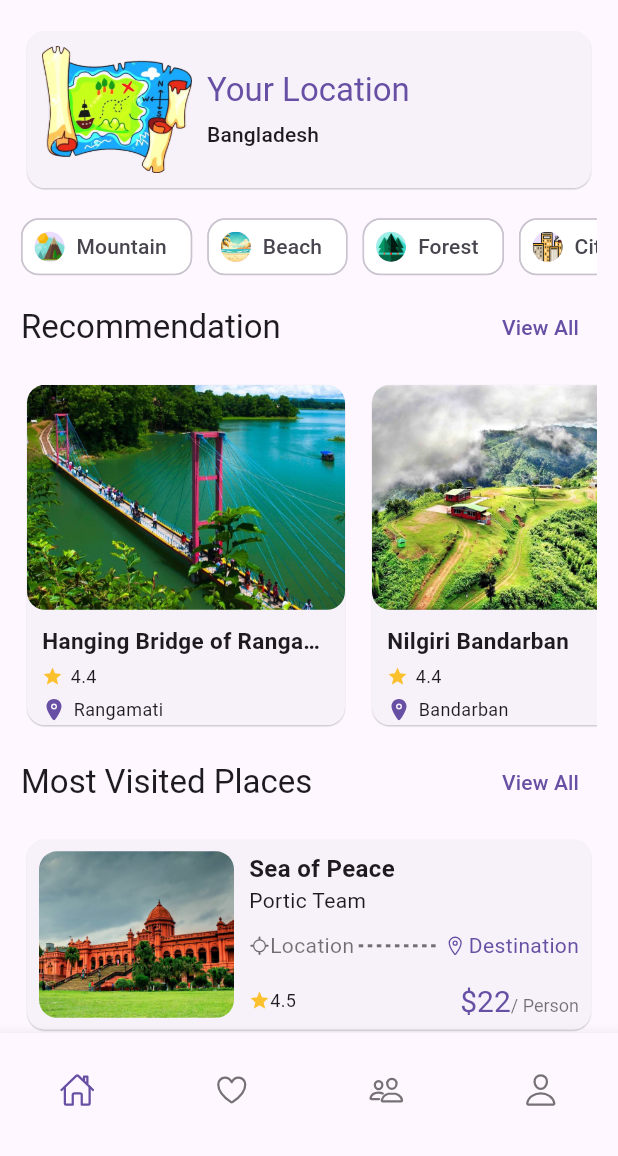
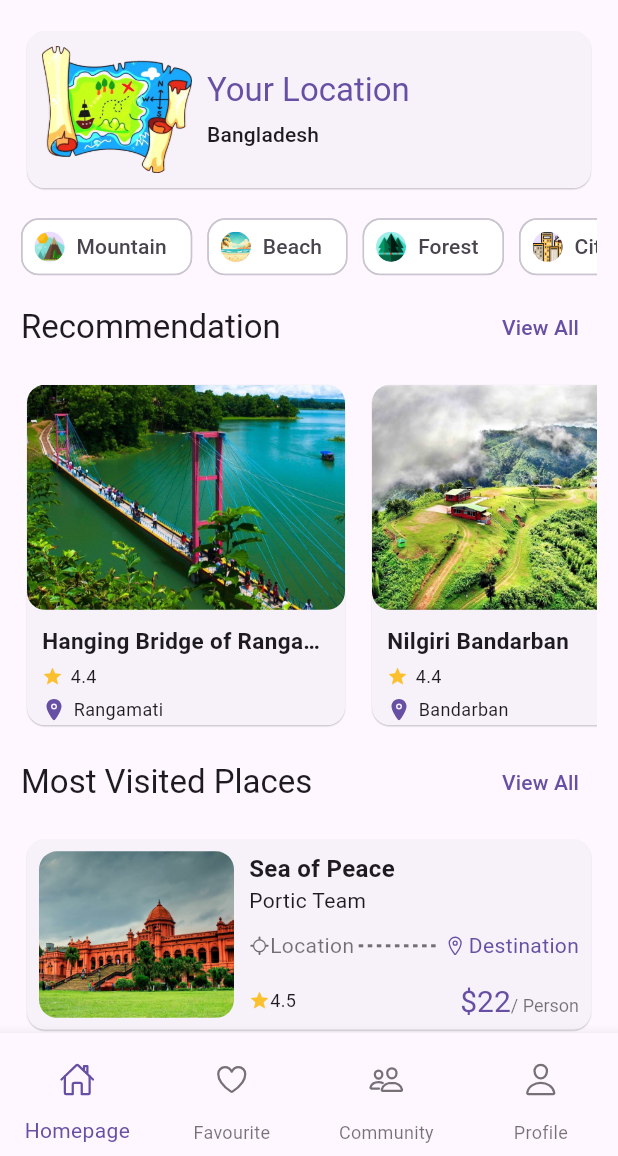
Before and after one commit to Subah-Zarin/Roamers_, a Flutter app: the HomePage screen opened by its route, on a phone screen of 412 x 824 dp, the part 80-1236 px from its top. Run offline on Flutter 3.47's test engine with Material 3 defaults, Android fonts, the light colour scheme and no system bars; our stand-ins replace firebase_core, get, ionicons; accounts and stored records are empty.

Commit message:
edit in homepage

```diff
--- a/lib/homepage/homepage.dart
+++ b/lib/homepage/homepage.dart
@@ -79,8 +79,6 @@ class HomePage extends StatelessWidget {
       ),
       bottomNavigationBar: BottomNavigationBar(
         type: BottomNavigationBarType.fixed,
-        showSelectedLabels: false,
-        showUnselectedLabels: false,
         items: [
           BottomNavigationBarItem(
             icon: IconButton(
@@ -89,34 +87,34 @@ class HomePage extends StatelessWidget {
                 Navigator.pushNamed(context, 'homepage');
               },
             ),
-            label: "homepage",
+            label: "Homepage",
           ),
           BottomNavigationBarItem(
             icon: IconButton(
               icon: Icon(Ionicons.heart_outline),
               onPressed: () {
-                Navigator.pushNamed(context, 'bookmark');
+                Navigator.pushNamed(context, 'Favourite');
               },
             ),
-            label: "bookmark",
+            label: "Favourite",
           ),
           BottomNavigationBarItem(
             icon: IconButton(
               icon: Icon(Ionicons.people_outline),
               onPressed: () {
-                Navigator.pushNamed(context, 'communitypage');
+                Navigator.pushNamed(context, 'Community');
               },
             ),
-            label: "communitypage",
+            label: "Community",
           ),
           BottomNavigationBarItem(
             icon: IconButton(
               icon: Icon(Ionicons.person_outline),
               onPressed: () {
-                Navigator.pushNamed(context, 'profile');
+                Navigator.pushNamed(context, 'Profile');
               },
             ),
-            label: "profile",
+            label: "Profile",
           ),
         ],
       ),
```
